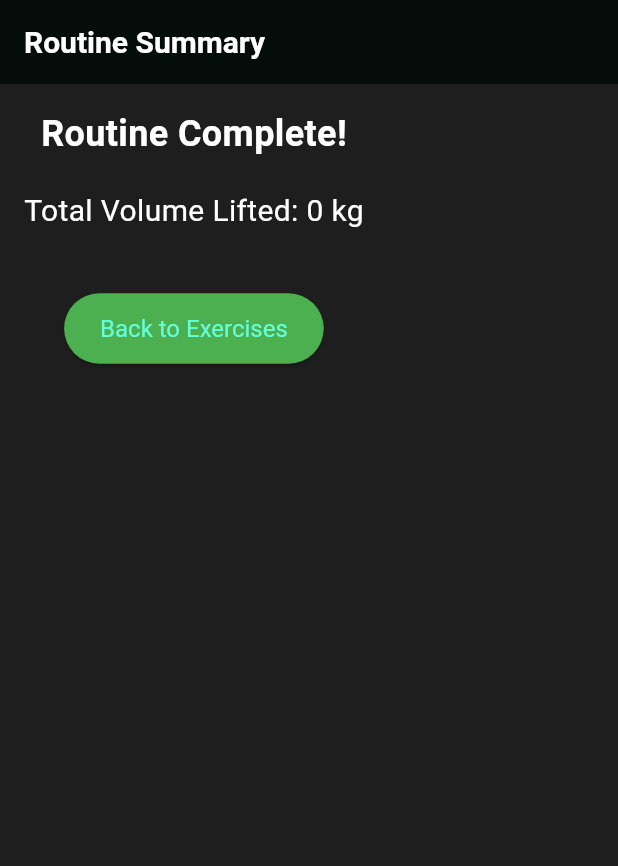
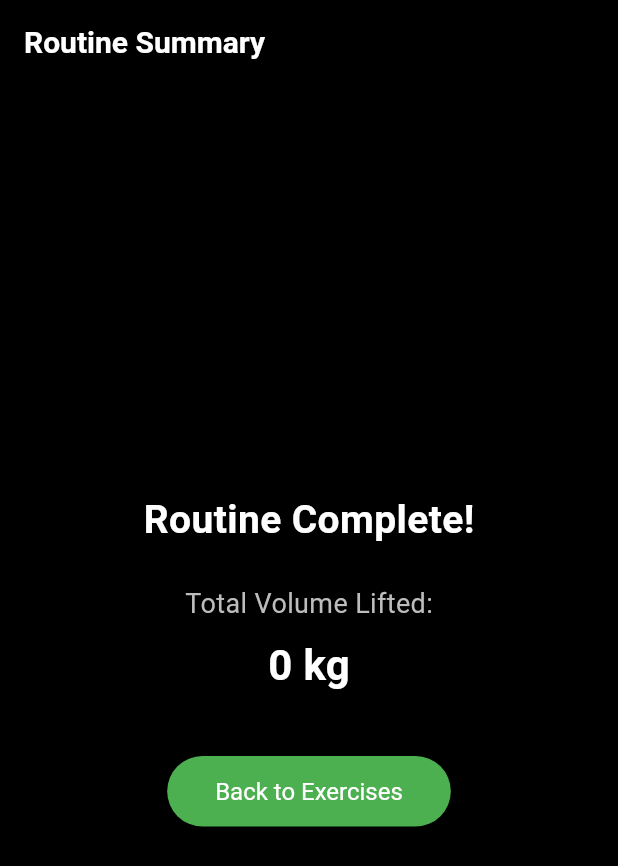
Before and after one commit to RepDuel/RepDuel, a Flutter app: the SummaryScreen screen opened by its route, on a phone screen of 412 x 824 dp. Shown: the top 866 px of the screen. Run offline on Flutter 3.47's test engine with Material 3 defaults, Android fonts, the phone set to English and light mode, and no system bars; our stand-ins replace dio, fl_chart, flutter_dotenv, flutter_riverpod, flutter_svg, go_router and 4 more; missing offline and left inert: flutter_stripe, purchases_flutter; accounts and stored records are empty; project files that could hold a hidden picture were left out.

Commit message:
Add summary screen in the same style

```diff
--- a/frontend/lib/features/routines/screens/summary_screen.dart
+++ b/frontend/lib/features/routines/screens/summary_screen.dart
@@ -1,35 +1,59 @@
 // frontend/lib/features/routines/screens/summary_screen.dart
 
 import 'package:flutter/material.dart';
+import 'package:flutter_riverpod/flutter_riverpod.dart';
 
-class SummaryScreen extends StatelessWidget {
+import '../../../core/providers/auth_provider.dart';
+
+class SummaryScreen extends ConsumerWidget {
   final num totalVolume;
 
   const SummaryScreen({super.key, required this.totalVolume});
 
   @override
-  Widget build(BuildContext context) {
+  Widget build(BuildContext context, WidgetRef ref) {
+    final user = ref.watch(authProvider).valueOrNull?.user;
+    final isLbs = (user?.weightMultiplier ?? 1.0) > 1.5;
+    final displayVolume = isLbs ? totalVolume * 2.20462 : totalVolume;
+
     return Scaffold(
+      backgroundColor: Colors.black,
       appBar: AppBar(
         title: const Text('Routine Summary'),
         backgroundColor: Colors.black,
         foregroundColor: Colors.white,
+        elevation: 0,
       ),
-      body: Padding(
-        padding: const EdgeInsets.all(16.0),
+      body: Center(
+        child: Padding(
+          padding: const EdgeInsets.all(24.0),
           child: Column(
+            mainAxisSize: MainAxisSize.min,
             children: [
               const Text(
                 'Routine Complete!',
                 style: TextStyle(
-                  fontSize: 24,
+                  fontSize: 26,
                   fontWeight: FontWeight.bold,
-                  color: Colors.white),
+                  color: Colors.white,
                 ),
-            const SizedBox(height: 20),
+              ),
+              const SizedBox(height: 24),
               Text(
-              'Total Volume Lifted: $totalVolume kg',
-              style: const TextStyle(fontSize: 20, color: Colors.white),
+                'Total Volume Lifted:',
+                style: TextStyle(
+                  fontSize: 18,
+                  color: Colors.grey[400],
+                ),
+              ),
+              const SizedBox(height: 8),
+              Text(
+                '${displayVolume.round()} ${isLbs ? 'lbs' : 'kg'}',
+                style: const TextStyle(
+                  fontSize: 28,
+                  fontWeight: FontWeight.w600,
+                  color: Colors.white,
+                ),
               ),
               const SizedBox(height: 40),
               ElevatedButton(
@@ -38,8 +62,11 @@ class SummaryScreen extends StatelessWidget {
                 },
                 style: ElevatedButton.styleFrom(
                   backgroundColor: Colors.green,
-                padding:
-                    const EdgeInsets.symmetric(vertical: 14, horizontal: 24),
+                  foregroundColor: Colors.white,
+                  padding: const EdgeInsets.symmetric(
+                    vertical: 14,
+                    horizontal: 32,
+                  ),
                   textStyle: const TextStyle(fontSize: 16),
                 ),
                 child: const Text('Back to Exercises'),
@@ -47,6 +74,7 @@ class SummaryScreen extends StatelessWidget {
             ],
           ),
         ),
+      ),
     );
   }
 }
```
Lines whose indentation alone changed are shown as unchanged.
